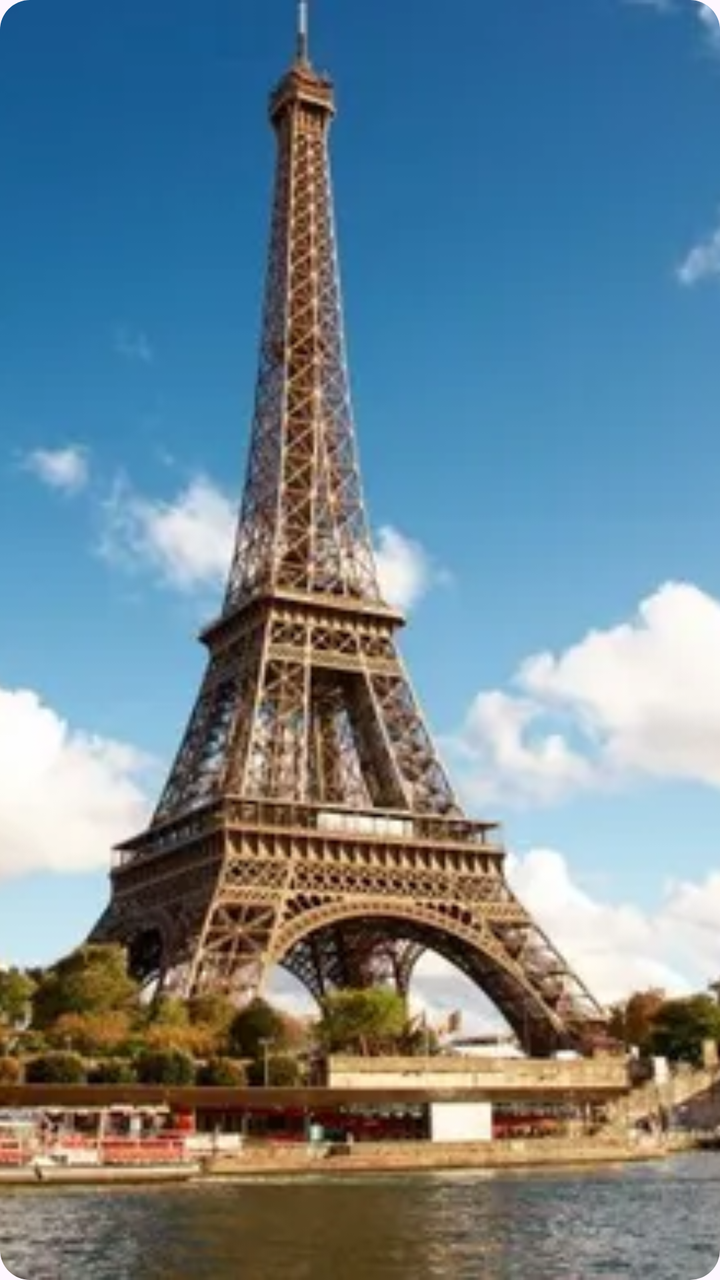
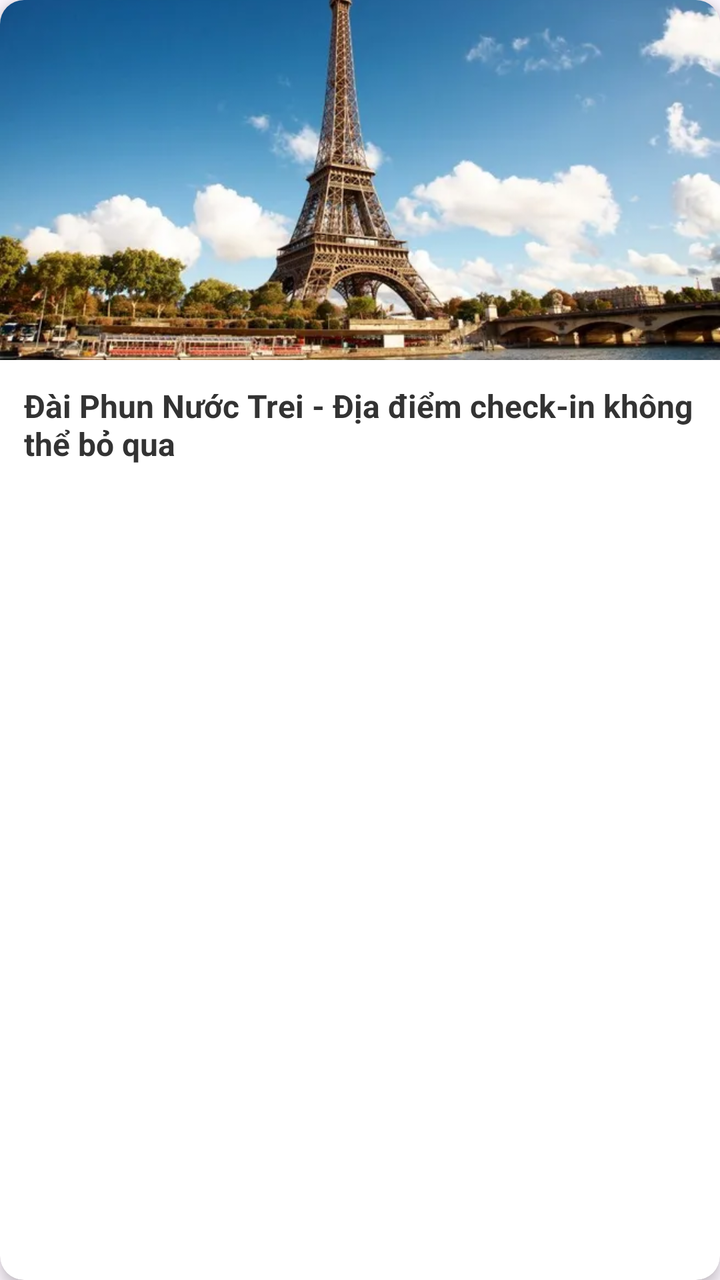

An Android layout rendered at two revisions. The XML below is the earlier revision; the diff shows what the commit changed to produce the second picture.
<!-- AndroidManifest.xml: application theme Theme.EuroTravel -->
<!-- res/layout/item_photo.xml -->
<?xml version="1.0" encoding="utf-8"?>
<androidx.cardview.widget.CardView xmlns:android="http://schemas.android.com/apk/res/android"
    xmlns:app="http://schemas.android.com/apk/res-auto"
    android:layout_width="120dp"
    android:layout_height="120dp"
    android:layout_marginRight="15dp"
    app:cardCornerRadius="15dp"
    app:cardElevation="0dp">

    <ImageView
        android:id="@+id/imgPhotoItem"
        android:layout_width="match_parent"
        android:layout_height="match_parent"
        android:scaleType="centerCrop"
        android:src="@drawable/paris" /> </androidx.cardview.widget.CardView>
<!-- resources referenced by this layout -->
<resources>
  <!-- drawable paris: webp bitmap (drawable, 35596 bytes) -->
  <style name="Theme.EuroTravel" parent="Base.Theme.EuroTravel" />
  <style name="Base.Theme.EuroTravel" parent="Theme.Material3.DayNight.NoActionBar">
          
          
      </style>
</resources>

<!-- the commit's change to res/layout/item_photo.xml (unified diff, before → after) -->
@@ -1,15 +1,33 @@
 <?xml version="1.0" encoding="utf-8"?>
-<androidx.cardview.widget.CardView xmlns:android="http://schemas.android.com/apk/res/android"
+<androidx.cardview.widget.CardView
+    xmlns:android="http://schemas.android.com/apk/res/android"
     xmlns:app="http://schemas.android.com/apk/res-auto"
-    android:layout_width="120dp"
-    android:layout_height="120dp"
-    android:layout_marginRight="15dp"
-    app:cardCornerRadius="15dp"
-    app:cardElevation="0dp">
+    android:layout_width="match_parent"
+    android:layout_height="wrap_content"
+    android:layout_margin="10dp"
+    app:cardCornerRadius="12dp"
+    app:cardElevation="4dp">
 
-    <ImageView
-        android:id="@+id/imgPhotoItem"
+    <LinearLayout
         android:layout_width="match_parent"
-        android:layout_height="match_parent"
-        android:scaleType="centerCrop"
-        android:src="@drawable/paris" /> </androidx.cardview.widget.CardView>
+        android:layout_height="wrap_content"
+        android:orientation="vertical">
+
+        <ImageView
+            android:id="@+id/imgPhotoItem"
+            android:layout_width="match_parent"
+            android:layout_height="180dp"
+            android:scaleType="centerCrop"
+            android:src="@drawable/paris" />
+
+        <TextView
+            android:id="@+id/txtTenDiaDanhNoiTieng"
+            android:layout_width="match_parent"
+            android:layout_height="wrap_content"
+            android:padding="12dp"
+            android:text="Đài Phun Nước Trei - Địa điểm check-in không thể bỏ qua"
+            android:textColor="#333333"
+            android:textSize="16sp"
+            android:textStyle="bold" />
+    </LinearLayout>
+</androidx.cardview.widget.CardView>
